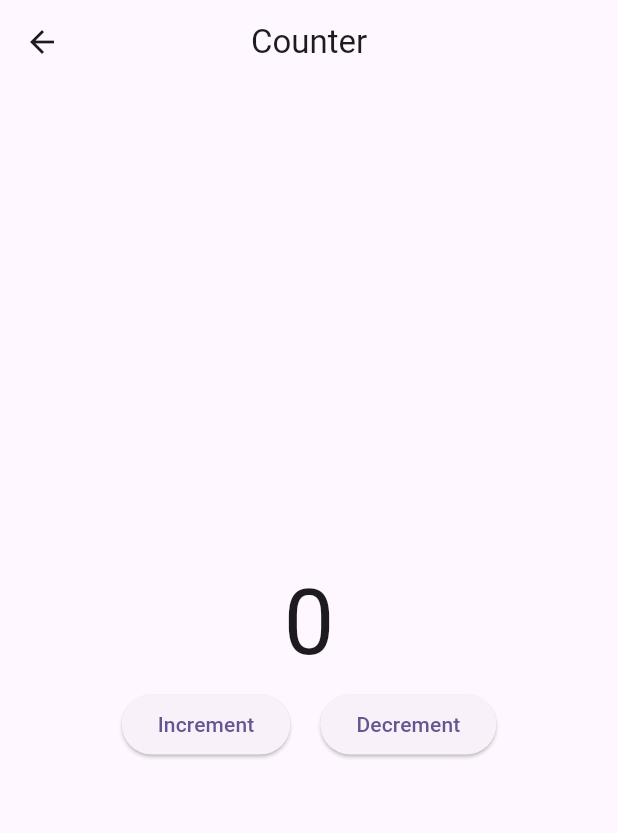
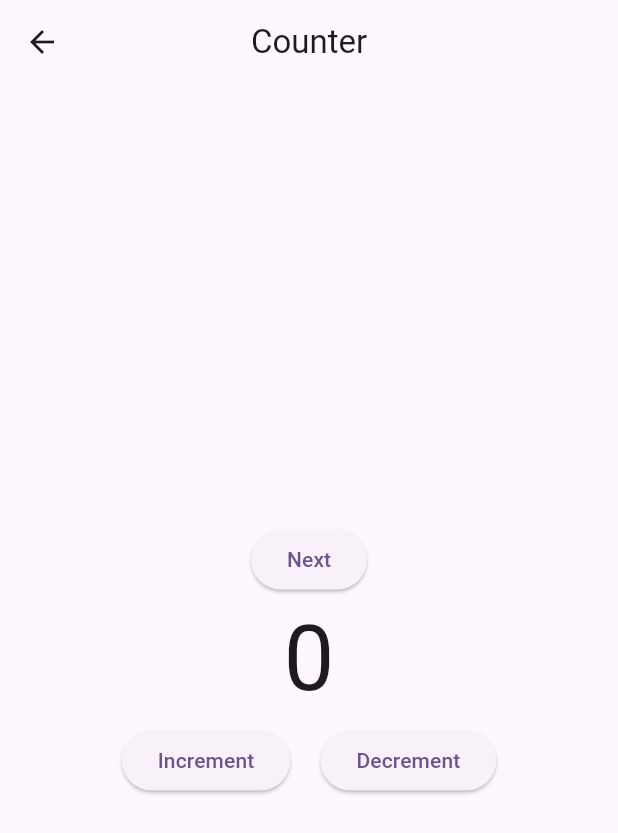
Before and after one commit to humnalodhi/Flutter-Bloc-RestApi-CleanArch, a Flutter app: the CounterScreen screen opened directly, on a phone screen of 412 x 824 dp. Shown: the top 833 px of the screen. Run offline on Flutter 3.47's test engine with Material 3 defaults, Android fonts, the phone set to English and light mode, and no system bars; our stand-ins replace bloc, equatable, flutter_bloc, image_picker.

Commit message:
Implemented counter example using local bloc with init and dispose states. Worked on login functionality with restful API and bloc.

```diff
--- a/lib/screens/counter_screen/counter_screen.dart
+++ b/lib/screens/counter_screen/counter_screen.dart
@@ -1,6 +1,7 @@
 import 'package:bloc_rest_api_clean_arch/bloc/counter/counter_bloc.dart';
 import 'package:bloc_rest_api_clean_arch/bloc/counter/counter_event.dart';
 import 'package:bloc_rest_api_clean_arch/bloc/counter/counter_state.dart';
+import 'package:bloc_rest_api_clean_arch/screens/posts_screen/posts_screen.dart';
 import 'package:flutter/material.dart';
 import 'package:flutter_bloc/flutter_bloc.dart';
 
@@ -12,9 +13,25 @@ class CounterScreen extends StatefulWidget {
 }
 
 class _CounterScreenState extends State<CounterScreen> {
+  late CounterBloc counterBloc;
+
+  @override
+  void initState() {
+    super.initState();
+    counterBloc = CounterBloc();
+  }
+
+  @override
+  void dispose() {
+    counterBloc.close();
+    super.dispose();
+  }
+
   @override
   Widget build(BuildContext context) {
-    return Scaffold(
+    return BlocProvider(
+      create: (_) => counterBloc,
+      child: Scaffold(
         appBar: AppBar(
           title: const Text('Counter'),
           centerTitle: true,
@@ -23,6 +40,17 @@ class _CounterScreenState extends State<CounterScreen> {
           mainAxisAlignment: MainAxisAlignment.center,
           crossAxisAlignment: CrossAxisAlignment.center,
           children: [
+            ElevatedButton(
+              onPressed: () {
+                Navigator.push(
+                  context,
+                  MaterialPageRoute(
+                    builder: (context) => const PostsScreen(),
+                  ),
+                );
+              },
+              child: const Text('Next'),
+            ),
             BlocBuilder<CounterBloc, CounterState>(
               builder: (context, state) {
                 return Text(
@@ -36,25 +64,36 @@ class _CounterScreenState extends State<CounterScreen> {
             Row(
               mainAxisAlignment: MainAxisAlignment.center,
               children: [
-              ElevatedButton(
+                BlocBuilder<CounterBloc, CounterState>(
+                  buildWhen: (current, previous) => false,
+                  builder: (context, state) {
+                    return ElevatedButton(
                       onPressed: () {
                         context.read<CounterBloc>().add(IncrementCounter());
                       },
                       child: const Text('Increment'),
+                    );
+                  },
                 ),
                 const SizedBox(
                   width: 20,
                 ),
-              ElevatedButton(
+                BlocBuilder<CounterBloc, CounterState>(
+                  buildWhen: (current, previous) => false,
+                  builder: (context, state) {
+                    return ElevatedButton(
                       onPressed: () {
                         context.read<CounterBloc>().add(DecrementCounter());
                       },
                       child: const Text('Decrement'),
+                    );
+                  },
                 ),
               ],
             )
           ],
         ),
+      ),
     );
   }
 }
```
Also changed, not shown: lib/bloc/login/login_bloc.dart (added, +13 -0 lines), lib/bloc/login/login_event.dart (added, +32 -0 lines), lib/bloc/login/login_state.dart (added, +44 -0 lines), lib/main.dart (+3 -4 lines), lib/screens/login_screen/login_screen.dart (added, +62 -0 lines), lib/utils/enums.dart (line endings or trailing spaces). Lines whose indentation alone changed are shown as unchanged.
